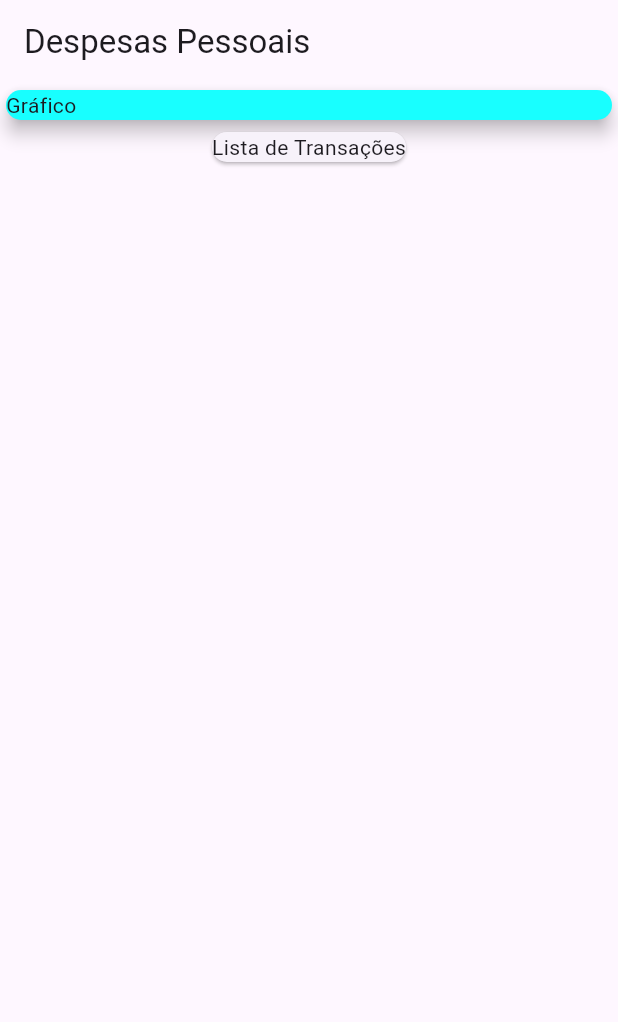
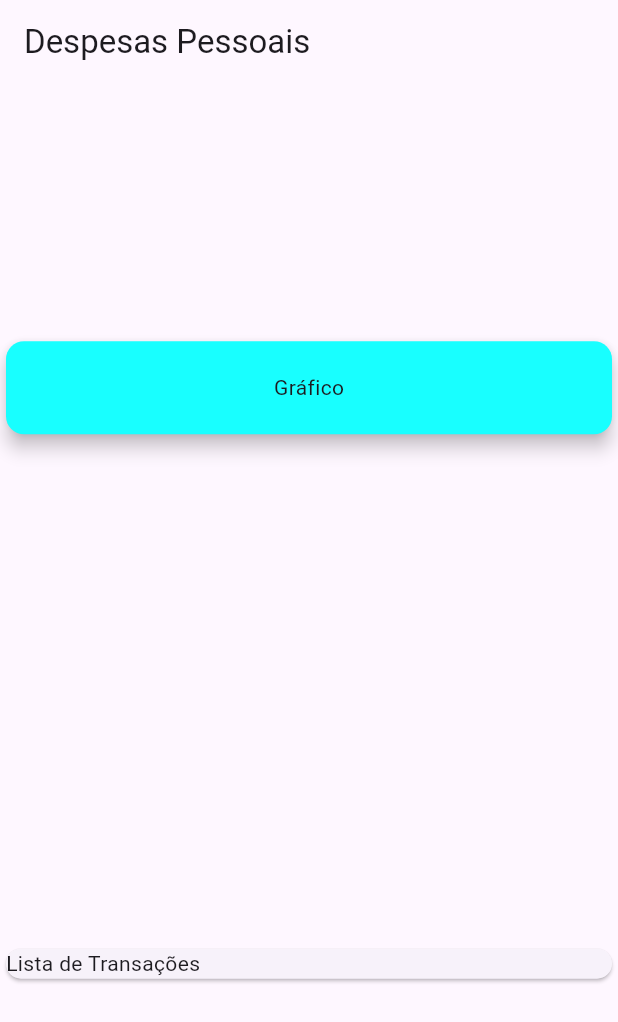
Before and after one commit to kaiqueBellmont/flutter-expenses, a Flutter app: the screen it shows after launch, on a phone screen of 412 x 824 dp. Shown: the top 1022 px of the screen. Run offline on Flutter 3.47's test engine with Material 3 defaults, Android fonts, the phone set to English and light mode, and no system bars.

Commit message:
daily update

```diff
--- a/lib/main.dart
+++ b/lib/main.dart
@@ -21,14 +21,18 @@ class MyHomePage extends StatelessWidget {
         title: const Text('Despesas Pessoais'),
       ),
       body: const Column(
-        crossAxisAlignment: CrossAxisAlignment.center,
+        mainAxisAlignment: MainAxisAlignment.spaceAround,
+        crossAxisAlignment: CrossAxisAlignment.stretch,
         children: <Widget>[
           SizedBox(
             width: double.infinity,
+            height: 70,
             child: Card(
               color: Colors.cyanAccent,
               elevation: 5,
-              child: Text('Gráfico'),
+              child: Center(
+                child: Text('Gráfico'),
+              ),
             ),
           ),
           Card(
```
